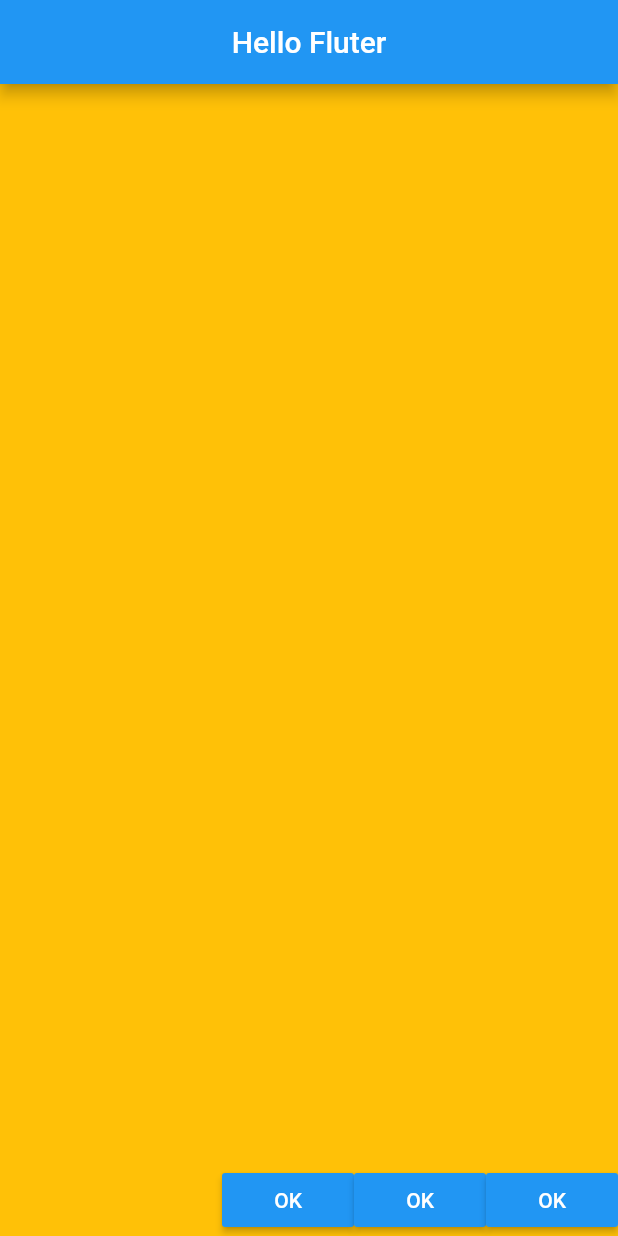
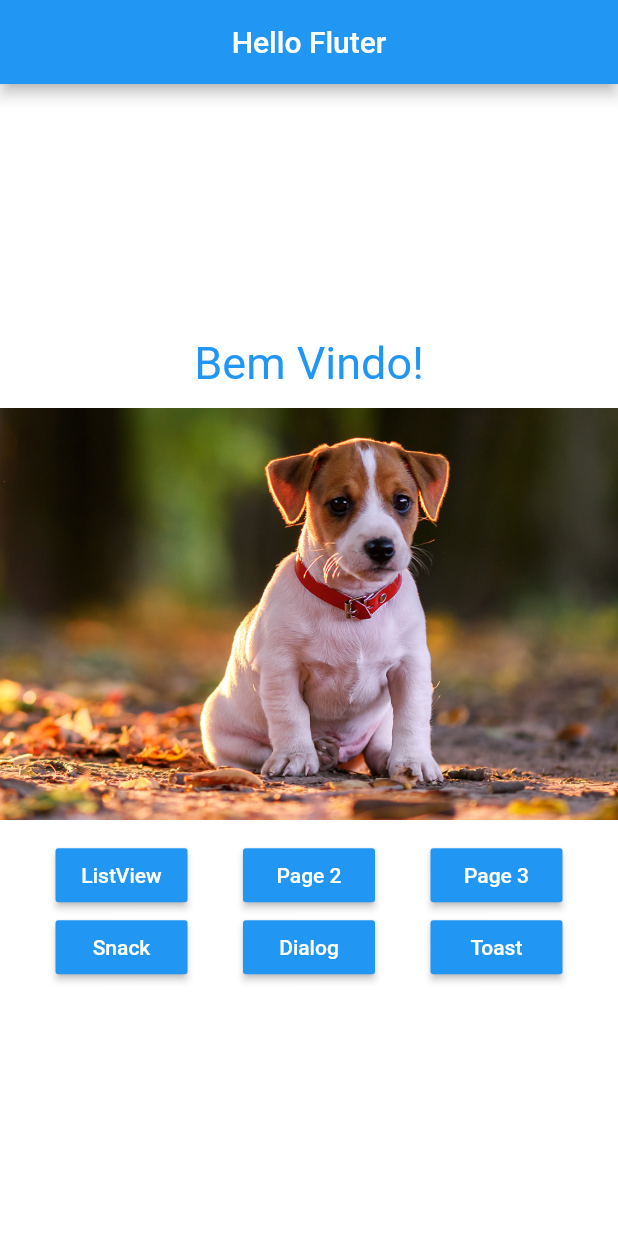
Before and after one commit to gabriellopesjds/flutter_widgets, a Flutter app: the screen it shows after launch, on a phone screen of 412 x 824 dp. Run offline on Flutter 3.47's test engine with Material 2 defaults, Android fonts, the phone set to English and light mode, and no system bars.

Commit message:
Widgets PageView

```diff
--- a/lib/home_page.dart
+++ b/lib/home_page.dart
@@ -8,48 +8,79 @@ class HomePage extends StatelessWidget {
         title: Text("Hello Fluter"),
         centerTitle: true,
       ),
-      body: _buildBody(context),
+      body: _buildBody(),
     );
   }
 
-  Container _buildBody(context) {
+  Container _buildBody() {
+    return Container(
+        color: Colors.white,
+        child: Column(
+          mainAxisAlignment: MainAxisAlignment.center,
+          children: <Widget>[
+            _buildText(),
+            _buildPageView(),
+            _buildButtons(),
+          ],
+        ));
+  }
 
-    Size size = MediaQuery.of(context).size;
-
+  Container _buildPageView() {
     return Container(
-      height: size.height,
-      color: Colors.amber,
-      child: Row(
-        mainAxisAlignment: MainAxisAlignment.end,
-        crossAxisAlignment: CrossAxisAlignment.end,
+            height: 300,
+            child: PageView(
               children: <Widget>[
-          _buildButton(),
-          _buildButton(),
-          _buildButton(),
+                _buildImg("assets/images/dog1.png"),
+                _buildImg("assets/images/dog2.png"),
+                _buildImg("assets/images/dog3.png"),
+                _buildImg("assets/images/dog4.png"),
+                _buildImg("assets/images/dog5.png")
               ],
             ),
           );
   }
 
-  _buildButton() {
+  Column _buildButtons() {
+    return Column(
+      children: <Widget>[
+        Row(
+          mainAxisAlignment: MainAxisAlignment.spaceEvenly,
+          children: <Widget>[
+            _buildButton("ListView"),
+            _buildButton("Page 2"),
+            _buildButton("Page 3"),
+          ],
+        ),
+        Row(
+          mainAxisAlignment: MainAxisAlignment.spaceEvenly,
+          children: <Widget>[
+            _buildButton("Snack"),
+            _buildButton("Dialog"),
+            _buildButton("Toast"),
+          ],
+        )
+      ],
+    );
+  }
+
+  _buildButton(String text) {
     return RaisedButton(
       color: Colors.blue,
       child: Text(
-          "OK",
+        text,
         style: TextStyle(color: Colors.white),
       ),
-        onPressed: () => _onClickOk());
+      onPressed: () => _onClickOk(),
+    );
   }
 
   _onClickOk() {
     print("Clicou no botão!");
   }
 
-  _buildImg() {
-    //return Image.network("https://www.clubeparacachorros.com.br/wp-content/uploads/2018/08/pastor-alemao-capa-preta.jpg");
+  _buildImg(String path) {
     return Image.asset(
-      "assets/images/dog1.png",
-      fit: BoxFit.cover,
+      path,
     );
   }
 
@@ -59,11 +90,7 @@ class HomePage extends StatelessWidget {
       style: TextStyle(
         fontSize: 30,
         color: Colors.blue,
-          fontWeight: FontWeight.bold,
-          fontStyle: FontStyle.italic,
-          decoration: TextDecoration.underline,
-          decorationColor: Colors.red,
-          decorationStyle: TextDecorationStyle.double),
+      ),
     );
   }
 }
```
Lines whose indentation alone changed are shown as unchanged.
